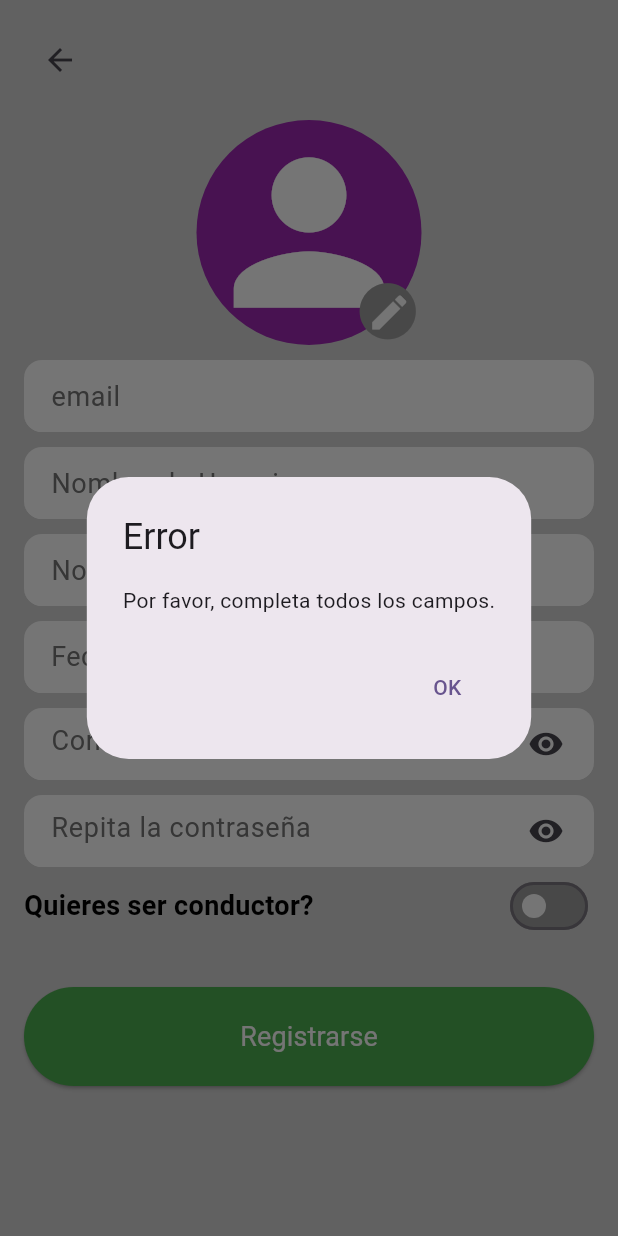
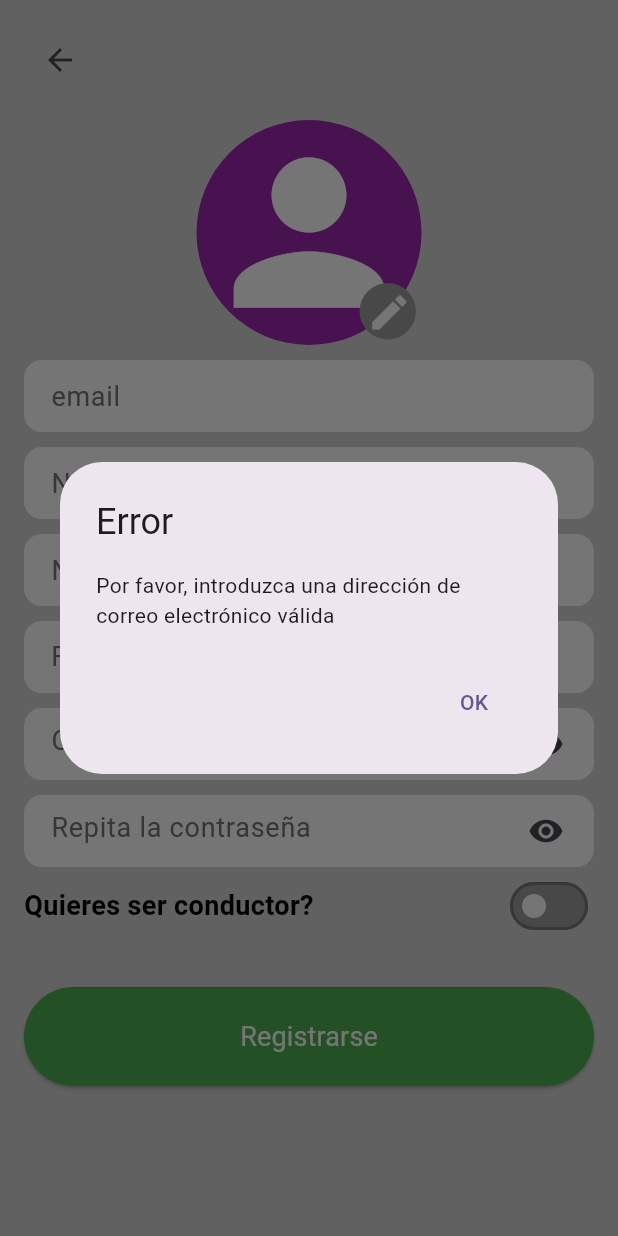
Before and after one commit to pes2324q2-gei-upc/ppf_mobile_client, a Flutter app: the RegisterScreen screen opened directly, after a tap on "Registrarse", on a phone screen of 412 x 824 dp. Run offline on Flutter 3.47's test engine with Material 3 defaults, Android fonts, the phone set to English and light mode, and no system bars; our stand-ins replace dio, email_validator, image_picker.

Commit message:
Añadido comprovación formato DNI, comprovacion formato de email, limitado el campo de capacidad del vehículo a solo números y ahora abre directamente el teclado numérico del móvil. Añadido los errores pertinentes a las comprovaciones anteriores. Refactorizado las contraseñas para que usen el mismo constructor. Refactorizado los errores para que todos usen el mismo constructor. Traducido los comentarios al inglés. Cambiado también la gestión de errores de las llamadas a API de la classe Remote_service

```diff
--- a/lib/views/register_screen.dart
+++ b/lib/views/register_screen.dart
@@ -1,11 +1,12 @@
 import 'dart:io';
 import 'package:flutter/material.dart';
+import 'package:flutter/services.dart';
 import 'package:image_picker/image_picker.dart';
 import 'package:ppf_mobile_client/RemoteService/Remote_service.dart';
-
+import 'package:email_validator/email_validator.dart';
 import 'home_screen_placeholder.dart';
 
-//Inicialización de la pantalla de Registro
+//Register Screen initialization
 class RegisterScreen extends StatefulWidget {
   const RegisterScreen({super.key});
 
@@ -14,16 +15,17 @@ class RegisterScreen extends StatefulWidget {
   _RegistrationScreenState createState() => _RegistrationScreenState();
 }
 
-//Pantalla de registro
+//Register screen
 class _RegistrationScreenState extends State<RegisterScreen> {
-  //Variables de Registro
+
+  //Register variables
   final TextEditingController _userNameController = TextEditingController();
   final TextEditingController _firstNameController = TextEditingController();
   final TextEditingController _lastNameController = TextEditingController();
   final TextEditingController _emailController = TextEditingController();
   final TextEditingController _passwordController = TextEditingController();
   final TextEditingController _confirmPasswordController = TextEditingController();
-  final TextEditingController _DNIController = TextEditingController();
+  final TextEditingController _dniController = TextEditingController();
   final TextEditingController _capacidadMaximaDelVehiculoController = TextEditingController();
   var hide1 = true;
   DateTime? _selectedDate;
@@ -31,60 +33,60 @@ class _RegistrationScreenState extends State<RegisterScreen> {
   bool _isDriver = false;
   RemoteService remoteService = RemoteService();
 
-  //Componentes de la página de Registro
+  //Register screen components
   @override
   Widget build(BuildContext context) {
     return Scaffold(
       resizeToAvoidBottomInset: true,
       backgroundColor: const Color.fromARGB(255, 211, 211, 211),
-      //SingleChildScrollView para gestionar el overflow vertical haciendo que se pueda escrollear
+      //SingleChildScrollView to deal with overflow when opening keyboard
       body: SingleChildScrollView(
         padding: const EdgeInsets.all(16.0),
-        //Column para que se añadan los componentes de arriba a bajo
+        //Column to show components from top to bottom
         child: Column(
           crossAxisAlignment: CrossAxisAlignment.stretch,
           children: [
-            //Botón de Back, para volver a la pantalla de Login
+            //Back button to go back to login screen
             _botonBack(),
             const SizedBox(height: 16.0),
 
-            //Campo de imagen de Usuario
+            //Profile picture
             _imageSelector(),
             const SizedBox(height: 10.0),
 
-            //Campo de texto de email
+            //Email text field
             _buildTextField(_emailController, 'email'),
             const SizedBox(height: 10.0),
 
-            //Campo de texto de Nombre de usuario
+            //Username text field
             _buildTextField(_userNameController, 'Nombre de Usuario'),
             const SizedBox(height: 10.0),
 
-            //Campos de texto de Nombre completo
+            //Name text field
             _buildNameSelector(),
             const SizedBox(height: 10.0),
 
-            //Campo de selección de fecha
+            //Date selection field
             _buildDateSelector(),
             const SizedBox(height: 10.0),
 
-            //Campo de texto de contraseña
+            //Password text field
             _buildPasswordSelector(_passwordController, 'Contraseña'),
             const SizedBox(height: 10.0),
 
-            //Campo de texto de Confirmar contraseña
+            //Confirm password text field
             _buildPasswordSelector(_confirmPasswordController, 'Repita la contraseña'),
             const SizedBox(height: 2.0),
 
-            //Selección de si quieres ser conductor
+            //Choosing to be or not to be (a driver :D)
             _buildDriverSelector(),
             const SizedBox(height: 10.0),
 
-            //Campos de Conductor, solo se muestran quando _isDriver es true
+            //Driver specific fields, only shown if _isDriver is true
             _buildDriverFieldsSelector(),
             const SizedBox(height: 20.0),
 
-            //Boton de registro
+            //Register button
             _buildRegisterButton(),
           ],
         ),
@@ -92,12 +94,12 @@ class _RegistrationScreenState extends State<RegisterScreen> {
     );
   }
 
-  //Funciones Constructoras
+  //Constructors
 
-  //Campos de texto
-  Widget _buildTextField(TextEditingController _controller, String? hint) {
+  //Regular text field
+  Widget _buildTextField(TextEditingController contr, String? hint) {
     return TextField(
-      controller: _controller,
+      controller: contr,
       autofocus: false,
       style: const TextStyle(fontSize: 18.0),
       decoration: InputDecoration(
@@ -122,7 +124,7 @@ class _RegistrationScreenState extends State<RegisterScreen> {
     );
   }
 
-  //Selección de la contraseña
+  //Password text field
   Widget _buildPasswordSelector(TextEditingController pasCont, String hint) {
     return TextField(
       controller: pasCont,
@@ -147,7 +149,7 @@ class _RegistrationScreenState extends State<RegisterScreen> {
           borderSide: const BorderSide(color: Colors.white),
           borderRadius: BorderRadius.circular(12),
         ),
-        //Boton de ocultar la contraseña
+        //Hide/Show password button
         suffixIcon: IconButton(
           icon: Icon(hide1 ? Icons.visibility : Icons.visibility_off),
           onPressed: () {
@@ -161,7 +163,37 @@ class _RegistrationScreenState extends State<RegisterScreen> {
     );
   }
 
-  //Selector de fecha
+  //Number selection text field
+  Widget _buildNumberField(TextEditingController contr, String? hint) {
+    return TextField(
+      keyboardType: TextInputType.number,
+      inputFormatters: <TextInputFormatter>[FilteringTextInputFormatter.digitsOnly],
+      controller: contr,
+      autofocus: false,
+      style: const TextStyle(fontSize: 18.0),
+      decoration: InputDecoration(
+        filled: true,
+        fillColor: Colors.white,
+        hintText: hint,
+        hintStyle: const TextStyle(
+            fontSize: 18.0,
+            color: Color.fromARGB(255, 117, 117, 117),
+            fontWeight: FontWeight.normal),
+        contentPadding:
+            const EdgeInsets.only(left: 14.0, bottom: 8.0, top: 8.0),
+        focusedBorder: OutlineInputBorder(
+          borderSide: const BorderSide(color: Colors.white),
+          borderRadius: BorderRadius.circular(12),
+        ),
+        enabledBorder: UnderlineInputBorder(
+          borderSide: const BorderSide(color: Colors.white),
+          borderRadius: BorderRadius.circular(12),
+        ),
+      ),
+    );
+  }
+
+  //Date selection field
   Widget _buildDateSelector() {
     return InkWell(
       onTap: () => _selectDate(context),
@@ -202,158 +234,98 @@ class _RegistrationScreenState extends State<RegisterScreen> {
     );
   }
 
-  //Boton de registro
+  //Register button
   Widget _buildRegisterButton() {
     return ElevatedButton(
-      //Formato basico
       style: ElevatedButton.styleFrom(
         backgroundColor: Colors.green,
         padding: const EdgeInsets.symmetric(horizontal: 50, vertical: 20),
       ),
-      //Acciones al apretarlo
+
+      //Actions when the button is pressed
       onPressed: () async {
-        // Lógica de registro
+        //Register variables
         String userName = _userNameController.text;
         String firstName = _firstNameController.text;
         String lastName = _lastNameController.text;
         String email = _emailController.text;
         String password = _passwordController.text;
         String password2 = _confirmPasswordController.text;
-        String DNI = _DNIController.text;
+        String dni = _dniController.text;
         String capacidad = _capacidadMaximaDelVehiculoController.text;
         String response;
 
-        //contraseñas diferentes
+        //Show error message when passwords are different
         if (password != password2) {
-          showDialog(
-            context: context,
-            builder: (BuildContext context) {
-              return AlertDialog(
-                title: const Text('Error'),
-                content: const Text('Por favor, asegúrese de que repetir la contraseña correctamente'),
-                actions: [
-                  TextButton(
-                    onPressed: () {
-                      Navigator.of(context).pop();
-                    },
-                    child: const Text('OK'),
-                  ),
-                ],
-              );
-            },
-          );
+          _showError('Por favor, asegúrese de que repetir la contraseña correctamente');
         }
-        //contraseñas iguales
+
+        //Show error message if email is not valid
+        else if (!EmailValidator.validate(email)) {
+          _showError('Por favor, introduzca una dirección de correo electrónico válida');
+        }
+
+        //Password and email are valid
         else {
-          // Validación de campos si es conductor
+
+          //Driver case
           if (_isDriver) {
-            if (userName.isEmpty ||
-              email.isEmpty ||
-              _selectedDate == null ||
-              password.isEmpty ||
-              password2.isEmpty ||
-              DNI.isEmpty ||
-              capacidad.isEmpty) {
-              // Muestra un mensaje de error
-              showDialog(
-                context: context,
-                builder: (BuildContext context) {
-                  return AlertDialog(
-                    title: const Text('Error'),
-                    content: const Text('Por favor, completa todos los campos.'),
-                    actions: [
-                      TextButton(
-                        onPressed: () {
-                          Navigator.of(context).pop();
-                        },
-                        child: const Text('OK'),
-                      ),
-                    ],
-                  );
-                },
-              );
+
+            //Show error message if one of the fields is empty
+            if (userName.isEmpty || email.isEmpty || _selectedDate == null || password.isEmpty || password2.isEmpty || dni.isEmpty || capacidad.isEmpty) {
+              _showError('Por favor, completa todos los campos');
             }
-            //Registrar conductor
+
+            //Check if the DNI is valid
+            else if (!isValidDNI(dni)) {
+              _showError('Por favor, introduzca un DNI válido');
+            }
+
+            //Register driver if all fields are full
             else {
-              // Todos los campos están completos, puedes continuar con la lógica de registro
-              response = await remoteService.registerDriver(
-                userName,
-                firstName,
-                lastName,
-                email,
-                password,
-                password2,
-                _selectedDate,
-                DNI,
-                capacidad);
-              Navigator.push(context, MaterialPageRoute(builder: (context) => const homeScreen()));
-            }
-          }
-          //Validacion de campos si no es conductor
-          else {
-            if (userName.isEmpty ||
-                email.isEmpty ||
-                _selectedDate == null ||
-                password.isEmpty ||
-                password2.isEmpty) {
-              // Muestra un mensaje de error
-              showDialog(
-                context: context,
-                builder: (BuildContext context) {
-                  return AlertDialog(
-                    title: const Text('Error'),
-                    content: const Text('Por favor, completa todos los campos.'),
-                    actions: [
-                      TextButton(
-                        onPressed: () {
-                          Navigator.of(context).pop();
-                        },
-                        child: const Text('OK'),
-                      ),
-                    ],
-                  );
-                },
-              );
-            }
-            //Registrar no conductor
-            else {
-              // Todos los campos están completos, puedes continuar con la lógica de registro
-              response = await remoteService.registerUser(
-                userName,
-                firstName,
-                lastName,
-                email,
-                password,
-                password2,
-                _selectedDate
-              );
+              response = await remoteService.registerDriver(userName, firstName, lastName, email, password, password2, _selectedDate, dni, capacidad);
+
+              //Redirect to home screen if registered correctly
               if (response == '') {
                 Navigator.push(context,MaterialPageRoute(builder: (context) => const homeScreen()));
               }
+
+              //Show error while registering
               else {
-                showDialog(
-                  context: context,
-                  builder: (BuildContext context) {
-                    return AlertDialog(
-                      title: const Text('Error'),
-                      content: Text(response),
-                      actions: [
-                        TextButton(
-                          onPressed: () {
-                            Navigator.of(context).pop();
-                          },
-                          child: const Text('OK'),
-                        ),
-                      ],
-                    );
-                  },
-                );
+                _showError(response);
               }
+
+            }
+          }
+
+          //Non driver case
+          else {
+
+            //Show error message if one of the fields is empty
+            if (userName.isEmpty || email.isEmpty || _selectedDate == null || password.isEmpty || password2.isEmpty) {
+              _showError('Por favor, completa todos los campos');
+            }
+
+            //Register non driver if all fields are full
+            else {
+              response = await remoteService.registerUser(userName, firstName, lastName, email, password, password2, _selectedDate);
+
+              //Redirect to home screen if registered correctly
+              if (response == '') {
+                Navigator.push(context,MaterialPageRoute(builder: (context) => const homeScreen()));
+              }
+
+              //Show error while registering
+              else {
+                _showError(response);
+              }
+
             }
           }
         }
       },
-      //Texto del boton de registro
+
+      //Register button text
       child: const Text.rich(
         TextSpan(
           text: 'Registrarse',
@@ -367,14 +339,14 @@ class _RegistrationScreenState extends State<RegisterScreen> {
     );
   }
 
-  //Constructor boton de volver a Login
+  //Back button constructor
   Widget _botonBack() {
     return Row(
       children: [
-        //Botón de back
+        //Back button
         IconButton(
           icon: const Icon(Icons.arrow_back),
-          //Lógica de click
+          //Click logic
           onPressed: () {
             Navigator.pop(context);
           },
@@ -383,31 +355,31 @@ class _RegistrationScreenState extends State<RegisterScreen> {
     );
   }
 
-  //Constructor selector de imagen
+  //Profile picture selector constructor
   Widget _imageSelector() {
     return GestureDetector(
-      //Logica de selección de imagen
+      //Image selection logic
       onTap: () async {
         XFile? image = await ImagePicker().pickImage(source: ImageSource.gallery);
         setState(() {
           _profileImage = image;
         });
       },
-      //Campo donde se muestra la imagen de perfil
+      //Field where profile picture is shown
       child: CircleAvatar(
         radius: 75.0,
         backgroundColor: Colors.purple,
-        //Setear imagen de perfil
+        //Set profile picture
         child: Stack(
           children: [
             _profileImage == null
-            //Mostrar icono si no se ha seleccionado una foto de perfil
+            //Show icon if no profile picture has been selected
             ? const Icon(
               Icons.person,
               size: 150.0,
               color: Colors.white,
             )
-            //Mostrar foto seleccionada en caso de que se haya seleccionado una
+            //Show selected profile picture
             : ClipOval(
               child: Image.file(
                 File(_profileImage!.path),
@@ -416,11 +388,12 @@ class _RegistrationScreenState extends State<RegisterScreen> {
                 height: 150.0,
               ),
             ),
+            //Bottom left corner edit icon
             const Positioned(
               bottom: 0,
               right: 0,
               child: Padding(
-                padding: const EdgeInsets.all(0),
+                padding: EdgeInsets.all(0),
                 child: Icon(
                   size: 45,
                   Icons.circle,
@@ -432,7 +405,7 @@ class _RegistrationScreenState extends State<RegisterScreen> {
               bottom: 0,
               right: 0,
               child: Padding(
-                padding: const EdgeInsets.all(6.5),
+                padding: EdgeInsets.all(6.5),
                 child: Icon(
                   size: 30,
                   Icons.edit,
@@ -446,17 +419,18 @@ class _RegistrationScreenState extends State<RegisterScreen> {
     );
   }
 
+  //Driver selecting slider constructor
   Widget _buildDriverSelector() {
     return Row(
       mainAxisAlignment: MainAxisAlignment.spaceBetween,
       children: [
-        //Texto de si quieres ser conductor
+        //"Do you want to be a driver?" text
         const Text.rich(TextSpan(
           text: 'Quieres ser conductor?',
           style: TextStyle(fontSize: 18.0, color: Colors.black, fontWeight: FontWeight.bold),
           )
         ),
-        //Seleccionador de si quieres ser conductor
+        //Slider to choose wether to be a driver
         Switch(
           activeColor: Colors.white,
           activeTrackColor: Colors.green,
@@ -473,39 +447,61 @@ class _RegistrationScreenState extends State<RegisterScreen> {
     );
   }
 
+  //Driver specific fields selector
   Widget _buildDriverFieldsSelector() {
     return Visibility(
-      visible: _isDriver, //Controla la visibilidad basándote en el valor de _isDriver
+      visible: _isDriver, //Controls visibiliti based on _isDriver's value
       child: Column(
         children: [
-          //Campo de texto del DNI
-          _buildTextField(_DNIController, 'DNI'),
+          //DNI text field
+          _buildTextField(_dniController, 'DNI'),
           const SizedBox(height: 10.0),
 
-          //Campo de texto de la Capacidad máxima del vehículo
-          _buildTextField(_capacidadMaximaDelVehiculoController, 'Capacidad máxima del vehículo (km)'),
+          //Max capacity field
+          _buildNumberField(_capacidadMaximaDelVehiculoController, 'Capacidad máxima del vehículo (km)'),
         ],
       ),
     );
   }
 
-  //Nombre
+  //Name selection constructor
   Widget _buildNameSelector() {
     return Row(
       children: [
-        //Campo de texto del nombre
+        //First name text field
         Expanded(child: _buildTextField(_firstNameController, 'Nombre')),
         const SizedBox(width: 16),
 
-        //Campo de texto del apellido
+        //Last name text field
         Expanded(child: _buildTextField(_lastNameController, 'Apellido'))
       ],
     );
   }
 
-  //Funciones extra
+  //Extra functions
 
-  //Selección de fecha
+  //Show errors
+  Future<void> _showError(String error)async {
+    showDialog(
+      context: context,
+      builder: (BuildContext context) {
+        return AlertDialog(
+          title: const Text('Error'),
+          content: Text(error),
+          actions: [
+            TextButton(
+              onPressed: () {
+                Navigator.of(context).pop();
+              },
+              child: const Text('OK'),
+            ),
+          ],
+        );
+      },
+    );
+  }
+
+  //Date selector
   Future<void> _selectDate(BuildContext context) async {
     DateTime? picked = await showDatePicker(
       context: context,
@@ -520,4 +516,13 @@ class _RegistrationScreenState extends State<RegisterScreen> {
       });
     }
   }
+
+  //Check if DNI is valid
+  bool isValidDNI(String dni) {
+    // Regular expression for validating a string with 8 numbers followed by a letter
+    final dniRegex = RegExp(r'^\d{8}[a-zA-Z]$');
+
+    // Check if the string matches the regular expression
+    return dniRegex.hasMatch(dni);
+  }
 }
--- a/pubspec.yaml
+++ b/pubspec.yaml
@@ -38,6 +38,7 @@ dependencies:
   dio: ^5.4.1
   image_picker: ^1.0.7
   intl: ^0.17.0
+  email_validator: '^2.1.16'
 
 dev_dependencies:
   flutter_test:
```
Also changed, not shown: lib/RemoteService/Remote_service.dart (+75 -24 lines), pubspec.lock.
